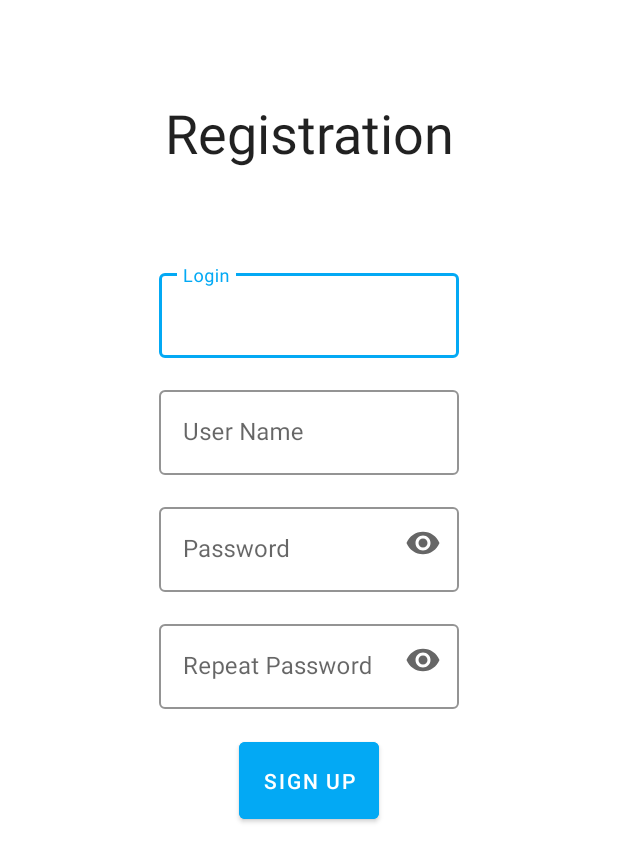
After one commit to MSPirat/NeWorkApp, an Android app: the layout fragment_sign_up.xml on its own in the app's theme, with its tools: preview values and no code run, on a phone screen of 412 x 824 dp. The commit adds this screen. Shown: the top 862 px of the screen. Run offline under Robolectric (Android 15) with nearby library versions, the phone set to English and light mode, and no system bars.

Commit message:
Added fragments SignIn & SignUp

```diff
--- a/app/build.gradle
+++ b/app/build.gradle
@@ -60,7 +60,6 @@ dependencies {
     def activity_version = "1.6.1"
     def lifecycle_version = "2.5.1"
     def mdc_version = "1.7.0"
-    def supportannotation_version = "28.0.0"
     def nav_version = "2.5.3"
     def room_version = "2.5.0"
     def firebase_version = "30.3.1"
@@ -86,7 +85,6 @@ dependencies {
     implementation "androidx.lifecycle:lifecycle-viewmodel-ktx:$lifecycle_version"
     implementation "androidx.lifecycle:lifecycle-livedata-ktx:$lifecycle_version"
     implementation "com.google.android.material:material:$mdc_version"
-    implementation "com.android.support:support-annotations:$supportannotation_version"
     implementation "androidx.navigation:navigation-fragment-ktx:$nav_version"
     implementation "androidx.navigation:navigation-ui-ktx:$nav_version"
     implementation "androidx.room:room-runtime:$room_version"
--- /dev/null
+++ b/app/src/main/java/ru/netology/neworkapp/activity/SignInFragment.kt
@@ -0,0 +1,4 @@
+package ru.netology.neworkapp.activity
+
+class SignInFragment {
+}
--- /dev/null
+++ b/app/src/main/java/ru/netology/neworkapp/activity/SignUpFragment.kt
@@ -0,0 +1,4 @@
+package ru.netology.neworkapp.activity
+
+class SignUpFragment {
+}
--- /dev/null
+++ b/app/src/main/res/layout/fragment_sign_up.xml
@@ -0,0 +1,135 @@
+<?xml version="1.0" encoding="utf-8"?>
+<androidx.constraintlayout.widget.ConstraintLayout xmlns:android="http://schemas.android.com/apk/res/android"
+    xmlns:app="http://schemas.android.com/apk/res-auto"
+    xmlns:tools="http://schemas.android.com/tools"
+    android:layout_width="match_parent"
+    android:layout_height="match_parent"
+    tools:context=".activity.SignUpFragment">
+
+    <ScrollView
+        android:id="@+id/signUpScrollView"
+        android:layout_width="wrap_content"
+        android:layout_height="match_parent"
+        android:fillViewport="true"
+        app:layout_constraintLeft_toLeftOf="parent"
+        app:layout_constraintRight_toRightOf="parent">
+
+        <androidx.constraintlayout.widget.ConstraintLayout
+            android:layout_width="match_parent"
+            android:layout_height="wrap_content">
+
+            <TextView
+                android:id="@+id/signUpName"
+                style="@style/Theme.NeWorkApp"
+                android:layout_width="wrap_content"
+                android:layout_height="wrap_content"
+                android:layout_marginTop="@dimen/sign_spacing_large"
+                android:gravity="center"
+                android:text="@string/sign_up_name"
+                android:textSize="@dimen/sign_name_size"
+                app:layout_constraintEnd_toEndOf="parent"
+                app:layout_constraintStart_toStartOf="parent"
+                app:layout_constraintTop_toTopOf="parent" />
+
+            <com.google.android.material.textfield.TextInputLayout
+                android:id="@+id/textFieldLogin"
+                style="@style/Widget.MaterialComponents.TextInputLayout.OutlinedBox"
+                android:layout_width="match_parent"
+                android:layout_height="wrap_content"
+                android:layout_marginTop="@dimen/sign_spacing_large"
+                android:gravity="start|top"
+                android:hint="@string/sign_login"
+                app:boxStrokeColor="@color/blue"
+                app:hintTextColor="@color/blue"
+                app:layout_constraintEnd_toEndOf="parent"
+                app:layout_constraintStart_toStartOf="parent"
+                app:layout_constraintTop_toBottomOf="@+id/signUpName">
+
+                <com.google.android.material.textfield.TextInputEditText
+                    android:layout_width="@dimen/sign_spacing_bigger"
+                    android:layout_height="wrap_content" />
+
+            </com.google.android.material.textfield.TextInputLayout>
+
+            <com.google.android.material.textfield.TextInputLayout
+                android:id="@+id/textFieldName"
+                style="@style/Widget.MaterialComponents.TextInputLayout.OutlinedBox"
+                android:layout_width="match_parent"
+                android:layout_height="wrap_content"
+                android:layout_marginTop="@dimen/sign_spacing_small"
+                android:gravity="start|top"
+                android:hint="@string/sign_user_name"
+                app:boxStrokeColor="@color/blue"
+                app:hintTextColor="@color/blue"
+                app:layout_constraintEnd_toEndOf="parent"
+                app:layout_constraintStart_toStartOf="parent"
+                app:layout_constraintTop_toBottomOf="@+id/textFieldLogin">
+
+                <com.google.android.material.textfield.TextInputEditText
+                    android:layout_width="@dimen/sign_spacing_bigger"
+                    android:layout_height="wrap_content" />
+
+            </com.google.android.material.textfield.TextInputLayout>
+
+            <com.google.android.material.textfield.TextInputLayout
+                android:id="@+id/textFieldPassword"
+                style="@style/Widget.MaterialComponents.TextInputLayout.OutlinedBox"
+                android:layout_width="match_parent"
+                android:layout_height="wrap_content"
+                android:layout_marginTop="@dimen/sign_spacing_small"
+                android:gravity="start|top"
+                android:hint="@string/sign_password"
+                app:boxStrokeColor="@color/blue"
+                app:endIconMode="password_toggle"
+                app:hintTextColor="@color/blue"
+                app:layout_constraintEnd_toEndOf="parent"
+                app:layout_constraintStart_toStartOf="parent"
+                app:layout_constraintTop_toBottomOf="@+id/textFieldName">
+
+                <com.google.android.material.textfield.TextInputEditText
+                    android:layout_width="@dimen/sign_spacing_bigger"
+                    android:layout_height="wrap_content"
+                    android:inputType="textPassword" />
+
+            </com.google.android.material.textfield.TextInputLayout>
+
+            <com.google.android.material.textfield.TextInputLayout
+                android:id="@+id/textFieldRepeatPassword"
+                style="@style/Widget.MaterialComponents.TextInputLayout.OutlinedBox"
+                android:layout_width="match_parent"
+                android:layout_height="wrap_content"
+                android:layout_marginTop="@dimen/sign_spacing_small"
+                android:gravity="start|top"
+                android:hint="@string/sign_repeat_password"
+                app:boxStrokeColor="@color/blue"
+                app:endIconMode="password_toggle"
+                app:hintTextColor="@color/blue"
+                app:layout_constraintEnd_toEndOf="parent"
+                app:layout_constraintStart_toStartOf="parent"
+                app:layout_constraintTop_toBottomOf="@+id/textFieldPassword">
+
+                <com.google.android.material.textfield.TextInputEditText
+                    android:layout_width="@dimen/sign_spacing_bigger"
+                    android:layout_height="wrap_content"
+                    android:inputType="textPassword" />
+
+            </com.google.android.material.textfield.TextInputLayout>
+
+            <com.google.android.material.button.MaterialButton
+                android:id="@+id/buttonSignUp"
+                android:layout_width="wrap_content"
+                android:layout_height="wrap_content"
+                android:layout_marginTop="@dimen/common_spacing_large"
+                android:backgroundTint="@color/blue"
+                android:padding="@dimen/common_spacing_large"
+                android:text="@string/sign_up"
+                android:theme="@style/Theme.NeWorkApp"
+                app:layout_constraintEnd_toEndOf="parent"
+                app:layout_constraintStart_toStartOf="parent"
+                app:layout_constraintTop_toBottomOf="@id/textFieldRepeatPassword" />
+
+        </androidx.constraintlayout.widget.ConstraintLayout>
+
+    </ScrollView>
+
+</androidx.constraintlayout.widget.ConstraintLayout>
--- a/app/src/main/res/values/colors.xml
+++ b/app/src/main/res/values/colors.xml
@@ -7,4 +7,5 @@
     <color name="teal_700">#FF018786</color>
     <color name="black">#FF000000</color>
     <color name="white">#FFFFFFFF</color>
+    <color name="blue">#03A9F4</color>
 </resources>
--- /dev/null
+++ b/app/src/main/res/values/dimensions.xml
@@ -0,0 +1,24 @@
+<?xml version="1.0" encoding="utf-8"?>
+<resources>
+
+    <dimen name="common_spacing_extra_large">32dp</dimen>
+    <dimen name="common_spacing_large">16dp</dimen>
+    <dimen name="common_spacing_medium">8dp</dimen>
+    <dimen name="common_spacing_small">4dp</dimen>
+    <dimen name="common_spacing_0dp">0dp</dimen>
+
+    <dimen name="posts_avatar_size">48dp</dimen>
+    <dimen name="button_size">24dp</dimen>
+    <dimen name="button_size_large">48dp</dimen>
+
+    <dimen name="sign_spacing_bigger">200dp</dimen>
+    <dimen name="sign_spacing_extra_large">128dp</dimen>
+    <dimen name="sign_spacing_large">64dp</dimen>
+    <dimen name="sign_spacing_medium">32dp</dimen>
+    <dimen name="sign_spacing_small">16dp</dimen>
+
+    <dimen name="sign_name_size">36sp</dimen>
+    <dimen name="button_text_size">14sp</dimen>
+    <dimen name="edit_text_size">12sp</dimen>
+
+</resources>
--- a/app/src/main/res/values/strings.xml
+++ b/app/src/main/res/values/strings.xml
@@ -3,4 +3,12 @@
     <string name="title_posts">Posts</string>
     <string name="title_users">Users</string>
     <string name="title_events">Events</string>
+    <string name="sign_login">Login</string>
+    <string name="sign_password">Password</string>
+    <string name="sign_in">Sign In</string>
+    <string name="sign_up">Sign Up</string>
+    <string name="sign_in_name">Authorization</string>
+    <string name="sign_up_name">Registration</string>
+    <string name="sign_user_name">User Name</string>
+    <string name="sign_repeat_password">Repeat Password</string>
 </resources>
```
Also changed, not shown: app/src/main/res/layout/fragment_sign_in.xml (added, +106 -0 lines), 1 other file.
